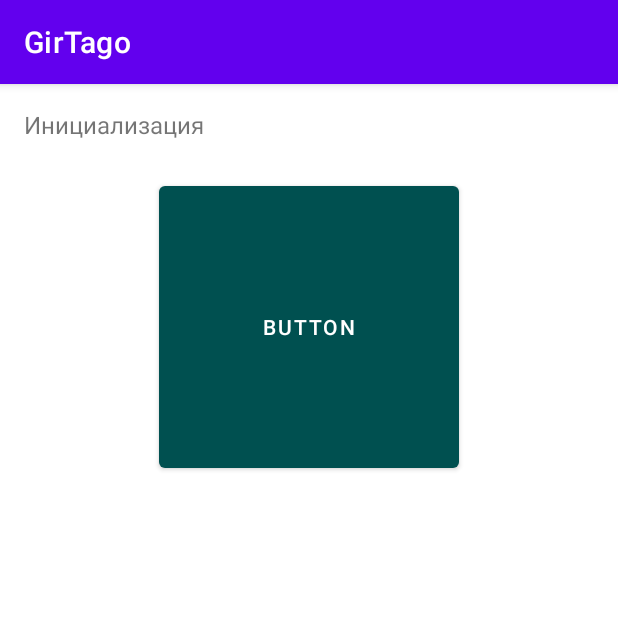
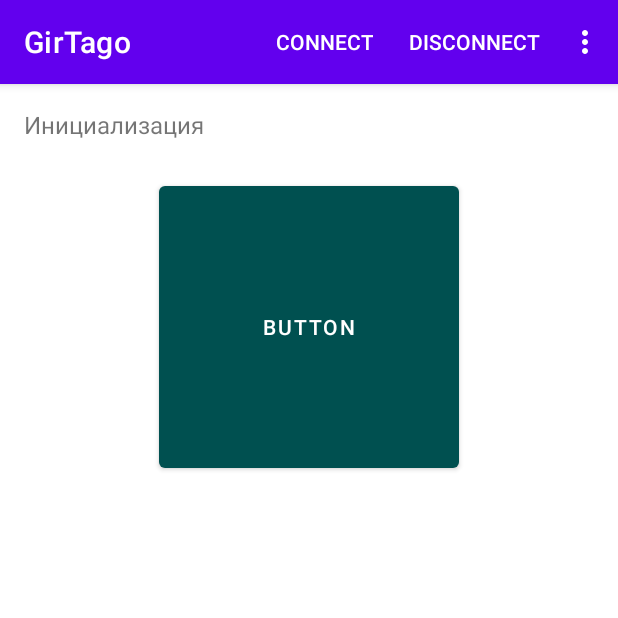
Before and after one commit to FXYFXZ/GirTago, an Android app: the screen it shows after launch (MainActivity), on a phone screen of 412 x 824 dp, the top half of it. Run offline under Robolectric (Android 15) with nearby library versions, the phone set to English and light mode, and no system bars; 3 statements that could not run were skipped.

Commit message:
Перед испытаниями

```diff
--- a/app/src/main/java/ru/fxy7ci/girtago/MainActivity.kt
+++ b/app/src/main/java/ru/fxy7ci/girtago/MainActivity.kt
@@ -13,6 +13,8 @@ import android.os.IBinder
 import android.os.Looper
 import android.util.Log
 import android.view.GestureDetector
+import android.view.Menu
+import android.view.MenuItem
 import android.view.MotionEvent
 import android.widget.Button
 import android.widget.TextView
@@ -102,6 +104,24 @@ class MainActivity : AppCompatActivity() {
         mBluetoothLeService = null
     }
 
+    override fun onCreateOptionsMenu(menu: Menu?): Boolean {
+        getMenuInflater().inflate(R.menu.menu, menu)
+        //TODO поведение по доступности кнопок
+        return super.onCreateOptionsMenu(menu)
+    }
+
+    override fun onOptionsItemSelected(item: MenuItem): Boolean {
+        when(item.itemId) {
+            R.id.menu_connect -> mBluetoothLeService?.connect(StoreVals.DeviceAddress)
+            R.id.menu_disconnect -> mBluetoothLeService?.disconnect()
+        }
+        return super.onOptionsItemSelected(item)
+    }
+
+    //------------------------------------------------------ своё
+    //==============================================================================
+
+
     private fun showTxState(){
         val fldDtate : TextView = findViewById(R.id.fldState)
         when (txClass.theTXState()) {
@@ -111,6 +131,7 @@ class MainActivity : AppCompatActivity() {
             else -> fldDtate.text = "???"
         }
     }
+
 
     @SuppressLint("ClickableViewAccessibility")
     private fun setGest() {
--- /dev/null
+++ b/app/src/main/res/menu/menu.xml
@@ -0,0 +1,19 @@
+<?xml version="1.0" encoding="utf-8"?>
+<menu xmlns:android="http://schemas.android.com/apk/res/android"
+    xmlns:app="http://schemas.android.com/apk/res-auto">
+    <item android:id="@+id/menu_connect"
+        android:title="@string/menu_connect"
+        android:orderInCategory="100"
+        app:showAsAction="ifRoom" />
+
+    <item android:id="@+id/menu_disconnect"
+        android:title="@string/menu_disconnect"
+        android:orderInCategory="101"
+        app:showAsAction="ifRoom" />
+
+    <item android:id="@+id/menu_send"
+        android:title="@string/menu_send"
+        android:orderInCategory="101"
+        app:showAsAction="ifRoom" />
+
+</menu>
--- a/app/src/main/res/values/strings.xml
+++ b/app/src/main/res/values/strings.xml
@@ -8,4 +8,9 @@
         <item>Ошибка</item>
     </string-array>
 
+    <string name="menu_connect">Connect</string>
+    <string name="menu_disconnect">Disconnect</string>
+    <string name="menu_send">Send</string>
+
+
 </resources>
```
Also changed, not shown: app/src/main/java/ru/fxy7ci/girtago/BluetoothLeService.java (+37 -33 lines).
